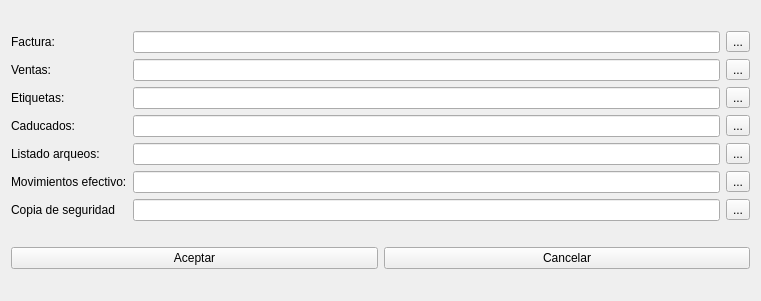
Before: the Qt Designer form directorios.ui in Ladis72/tienda, drawn with Qt 5.
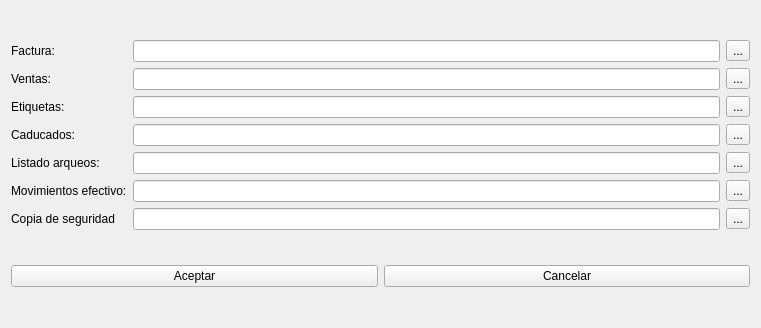
After: the same form once the commit is applied. Icons and pictures are not drawn.

The edit to the form file:
```diff
--- a/directorios.ui
+++ b/directorios.ui
@@ -7,7 +7,7 @@
     <x>0</x>
     <y>0</y>
     <width>761</width>
-    <height>301</height>
+    <height>328</height>
    </rect>
   </property>
   <property name="windowTitle">
```
